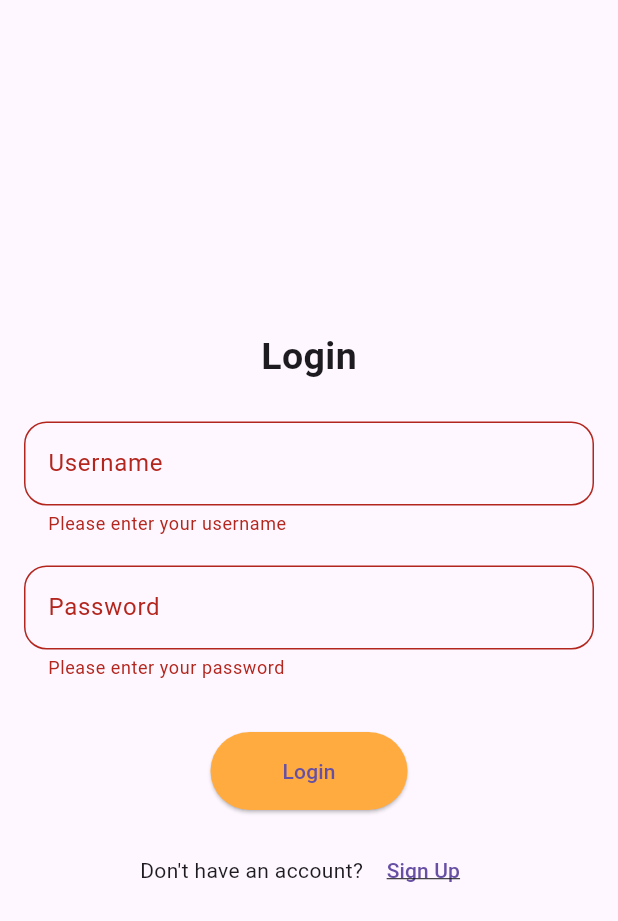
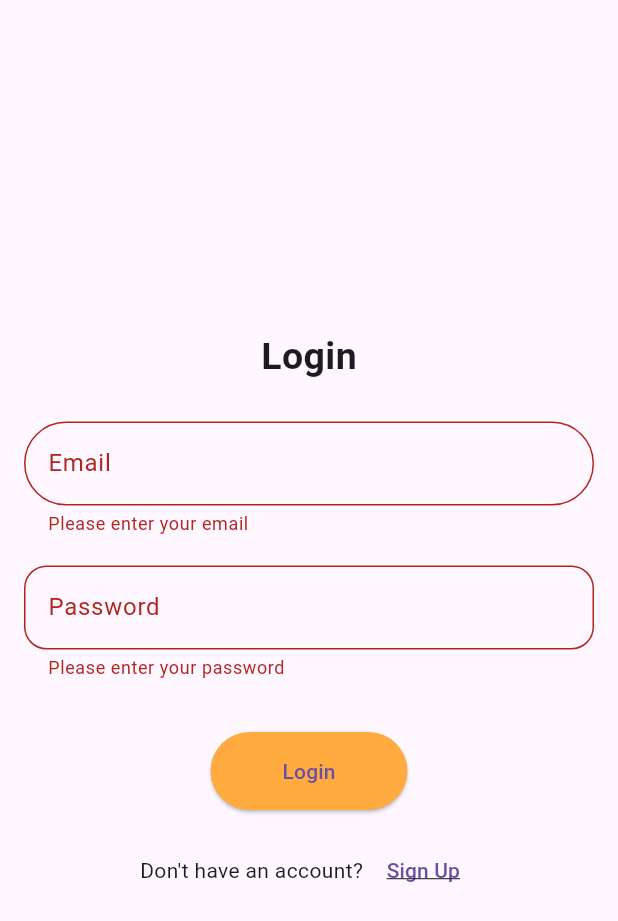
Before and after one commit to Ashir-Ijaz/safe_space, a Flutter app: the screen it shows after launch, after a tap on "Login", on a phone screen of 412 x 824 dp. Shown: the top 921 px of the screen. Run offline on Flutter 3.47's test engine with Material 3 defaults, Android fonts, the phone set to English and light mode, and no system bars; our stand-ins replace firebase_auth, firebase_core; accounts and stored records are empty.

```diff
--- a/lib/Loginpage.dart
+++ b/lib/Loginpage.dart
@@ -1,5 +1,8 @@
 import 'package:flutter/material.dart';
 import 'signinpage.dart';
+import 'auth_service.dart';
+import 'homepage.dart';
+import 'dart:developer' as developer;
 
 class LoginPage extends StatefulWidget {
   const LoginPage({super.key});
@@ -9,9 +12,17 @@ class LoginPage extends StatefulWidget {
 }
 
 class _LoginPageState extends State<LoginPage> {
+  final _auth = AuthService();
   final _formKey = GlobalKey<FormState>();
-  final TextEditingController _usernameController = TextEditingController();
   final TextEditingController _passwordController = TextEditingController();
+  final TextEditingController _mailController = TextEditingController();
+
+  @override
+  void dispose() {
+    super.dispose();
+    _passwordController.dispose();
+    _mailController.dispose();
+  }
 
   @override
   Widget build(BuildContext context) {
@@ -33,16 +44,19 @@ class _LoginPageState extends State<LoginPage> {
                 ),
                 const SizedBox(height: 25),
                 TextFormField(
-                  controller: _usernameController,
+                  controller: _mailController,
                   decoration: const InputDecoration(
-                    labelText: 'Username',
+                    labelText: 'Email',
                     border: OutlineInputBorder(
-                      borderRadius: BorderRadius.all(Radius.circular(15.0)),
+                      borderRadius: BorderRadius.all(Radius.circular(30.0)),
                     ),
                   ),
                   validator: (value) {
                     if (value == null || value.isEmpty) {
-                      return 'Please enter your username';
+                      return 'Please enter your email';
+                    }
+                    if (!RegExp(r'^[^@]+@[^@]+\.[^@]+').hasMatch(value)) {
+                      return 'Please enter a valid email address';
                     }
                     return null;
                   },
@@ -69,13 +83,7 @@ class _LoginPageState extends State<LoginPage> {
                 ),
                 const SizedBox(height: 35),
                 ElevatedButton(
-                  onPressed: () {
-                    if (_formKey.currentState!.validate()) {
-                      ScaffoldMessenger.of(context).showSnackBar(
-                        const SnackBar(content: Text('Logging in...')),
-                      );
-                    }
-                  },
+                  onPressed: _login, // Call the login method here
                   style: ElevatedButton.styleFrom(
                     backgroundColor: Colors.orangeAccent,
                     padding: const EdgeInsets.symmetric(
@@ -112,4 +120,30 @@ class _LoginPageState extends State<LoginPage> {
       ),
     );
   }
+
+  Future<void> _login() async {
+    if (_formKey.currentState!.validate()) {
+      try {
+        final user = await _auth.loginUserWithEmailAndPassword(
+            _mailController.text, _passwordController.text);
+        if (user != null) {
+          developer.log("User logged in successfully: ${user.email}");
+          _gotoHome(context);
+        } else {
+          developer.log("User login failed. Received null.");
+        }
+      } catch (e, stacktrace) {
+        developer.log("Error during login: $e", stackTrace: stacktrace);
+      }
+    } else {
+      developer.log("Form validation failed (LOGIN).");
+    }
+  }
+
+  void _gotoHome(BuildContext context) {
+    Navigator.pushReplacement(
+      context,
+      MaterialPageRoute(builder: (context) => const HomePage()),
+    );
+  }
 }
--- /dev/null
+++ b/lib/auth_service.dart
@@ -0,0 +1,39 @@
+//import 'dart:math' as math; // Use alias to avoid conflict with 'dart:developer'
+import 'dart:developer'; // Import for the log function
+
+import 'package:firebase_auth/firebase_auth.dart';
+
+class AuthService {
+  final _auth = FirebaseAuth.instance;
+
+  Future<User?> createUserWithEmailAndPassword(
+      String email, String password) async {
+    try {
+      final cred = await _auth.createUserWithEmailAndPassword(
+          email: email, password: password);
+      return cred.user;
+    } catch (e, stacktrace) {
+      log("Error in createUserWithEmailAndPassword: $e",
+          stackTrace: stacktrace);
+      return null;
+    }
+  }
+
+  Future<User?> loginUserWithEmailAndPassword(
+      String email, String password) async {
+    try {
+      final cred = await _auth.signInWithEmailAndPassword(
+          email: email, password: password);
+      return cred.user;
+    } catch (e) {
+      log("Something went wrong: $e"); // Use 'developer.log' explicitly
+      return null; // Add return statement to handle nullable return type
+    }
+  }
+
+  Future<void> signout() async {
+    try {} catch (e) {
+      await _auth.signOut();
+    }
+  }
+}
--- a/lib/main.dart
+++ b/lib/main.dart
@@ -1,7 +1,11 @@
 import 'package:flutter/material.dart';
 import 'loginpage.dart';
+import 'package:firebase_core/firebase_core.dart';
 
-void main() {
+void main() async {
+  WidgetsFlutterBinding
+      .ensureInitialized(); // Required to ensure everything is initialized properly
+  await Firebase.initializeApp(); // Wait until Firebase is initialized
   runApp(MyApp());
 }
 
@@ -11,12 +15,12 @@ class MyApp extends StatelessWidget {
   @override
   Widget build(BuildContext context) {
     return MaterialApp(
-      debugShowCheckedModeBanner: false, // Removes the debug banner
+      debugShowCheckedModeBanner: false,
       title: 'Safe Space App',
       theme: ThemeData(
         primarySwatch: Colors.orange,
       ),
-      home: const LoginPage(), // Set the initial screen
+      home: const LoginPage(),
     );
   }
 }
--- a/pubspec.yaml
+++ b/pubspec.yaml
@@ -30,15 +30,18 @@ environment:
 dependencies:
   flutter:
     sdk: flutter
+  firebase_core: ^3.8.1
 
 
   # The following adds the Cupertino Icons font to your application.
   # Use with the CupertinoIcons class for iOS style icons.
   cupertino_icons: ^1.0.8
+  firebase_auth: ^5.3.4
 
 dev_dependencies:
   flutter_test:
     sdk: flutter
+
 
   # The "flutter_lints" package below contains a set of recommended lints to
   # encourage good coding practices. The lint set provided by the package is
```
Also changed, not shown: lib/homepage.dart (added, +61 -0 lines), lib/signinpage.dart (+50 -8 lines), pubspec.lock, 6 other files.
